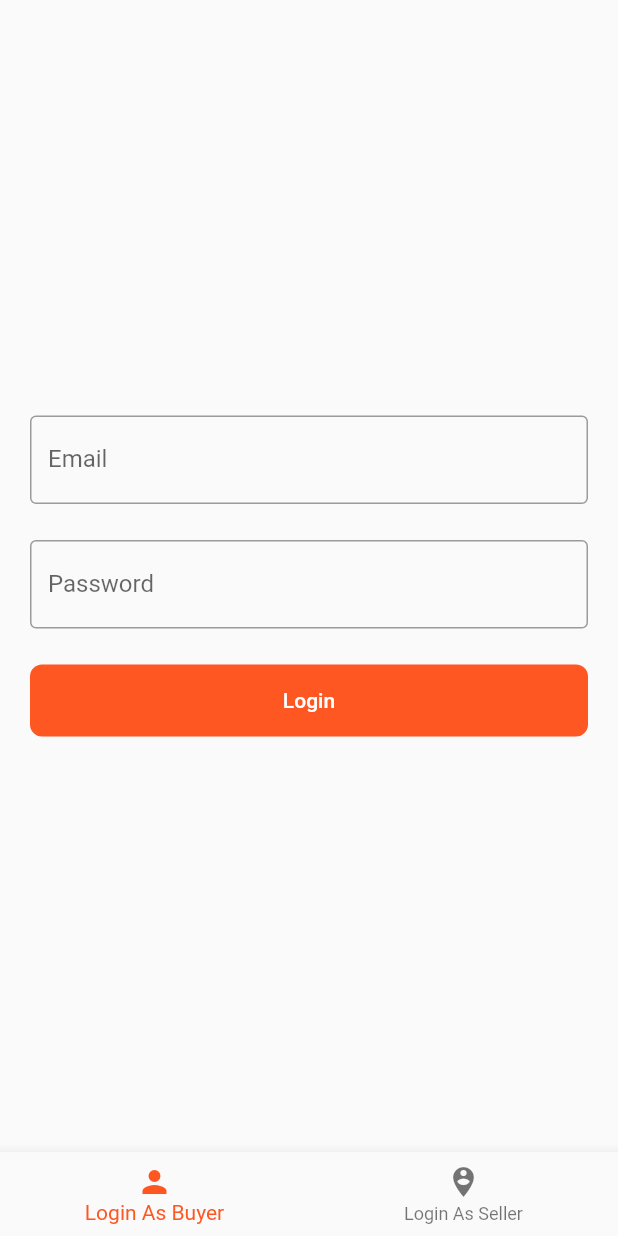
After one commit to Shadat-tonmoy/100-Days-With-Flutter, a Flutter app: the screen it shows after launch, on a phone screen of 412 x 824 dp. The commit adds this screen. Run offline on Flutter 3.47's test engine with Material 2 defaults, Android fonts, the phone set to English and light mode, and no system bars; our stand-ins replace audioplayers, flutter_spinkit, fluttertoast, font_awesome_flutter, geolocator and 2 more; missing offline and left inert: dart:ffi.

Commit message:
started to implement basic mvc pattern in auth screen

```diff
--- a/easy_list/lib/customWidgets/authScreenWidget.dart
+++ b/easy_list/lib/customWidgets/authScreenWidget.dart
@@ -42,21 +42,40 @@ class AuthScreenWidget
     );
   }
 
+}
 
-  Widget getBottomAppBarMenu({@required String title, @required IconData icon})
+class AuthScreenBottomNavBar extends StatefulWidget
+{
+  @override
+  _AuthScreenBottomNavBarState createState() => _AuthScreenBottomNavBarState();
+}
+
+class _AuthScreenBottomNavBarState extends State<AuthScreenBottomNavBar> {
+  int currentPageIndex = 0;
+
+  @override
+  Widget build(BuildContext context)
   {
-    return Container(
-      child: Column(
-        children: <Widget>[
-          Icon(
-            icon
-          ),
-          Text(
-            title
-          )
-        ],
-      ),
+    return BottomNavigationBar(
+      currentIndex: currentPageIndex,
+      items: [
+        BottomNavigationBarItem(
+          title: Text("Login As Buyer"),
+          icon: Icon(Icons.person),
+        ),
+
+        BottomNavigationBarItem(
+          title: Text("Login As Seller"),
+          icon: Icon(Icons.person_pin_circle),
+        ),
+      ],
+      onTap: (position){
+        setState(() {
+          currentPageIndex = position;
+        });
+
+      },
+
     );
   }
-
 }
--- /dev/null
+++ b/easy_list/lib/views/authScreenView.dart
@@ -0,0 +1,41 @@
+import 'package:easy_list/customWidgets/authScreenWidget.dart';
+import 'package:flutter/material.dart';
+
+class AuthScreenView extends StatelessWidget
+{
+  final AuthScreenListener authScreenListener;
+
+  AuthScreenView({this.authScreenListener});
+
+  @override
+  Widget build(BuildContext context) {
+    AuthScreenWidget authScreenWidget = AuthScreenWidget(context: context);
+    return Center(
+      child: SingleChildScrollView(
+        padding: EdgeInsets.all(8.0),
+        child: Column(
+          crossAxisAlignment: CrossAxisAlignment.stretch,
+          children: <Widget>[
+            authScreenWidget.getInputField(
+                label: "Email",
+                isObscureText: false,
+                textInputType: TextInputType.emailAddress
+            ),
+            authScreenWidget.getInputField(
+                label: "Password",
+                isObscureText: true
+            ),
+            authScreenWidget.getLoginButton(
+                onPressed: () => authScreenListener.onLoginButtonPressed()
+            )
+          ],
+        ),
+      ),
+    );
+  }
+}
+
+abstract class AuthScreenListener{
+
+  void onLoginButtonPressed();
+}
```
Also changed, not shown: easy_list/lib/controller/authScreenController.dart (+5 -3 lines), easy_list/lib/screens/authScreen.dart (+6 -53 lines).
